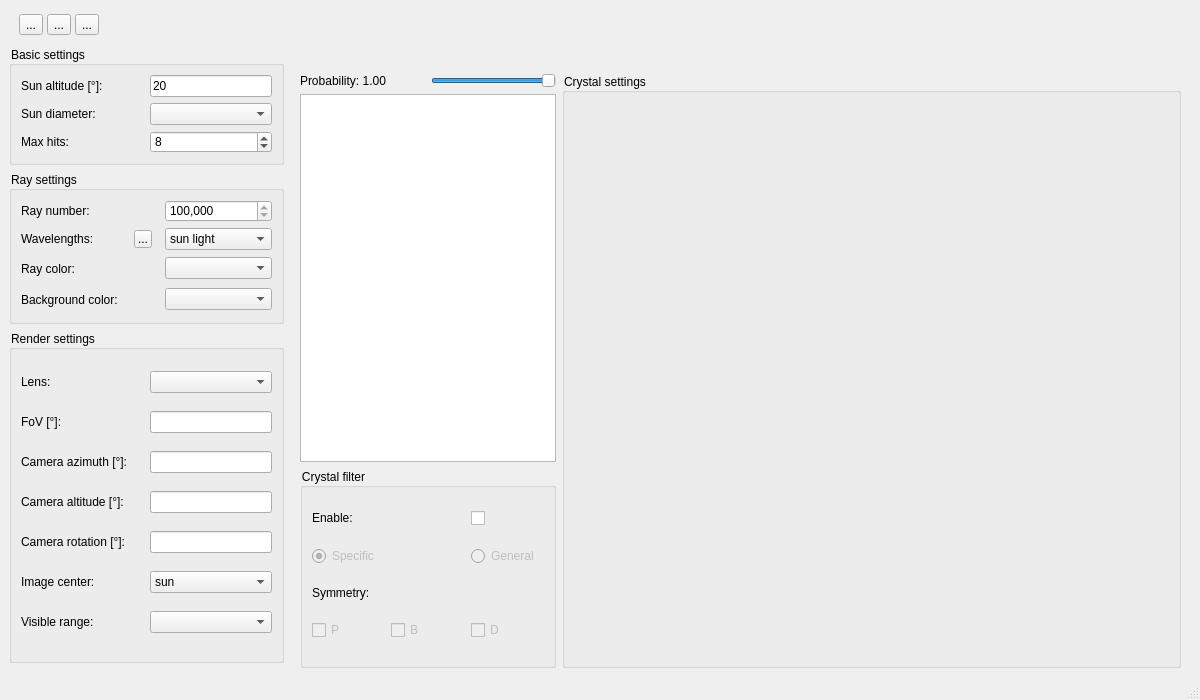
LoveDaisy/ice_halo_sim, file cpp/FastHalo/mainwindow.ui: the form before one commit.
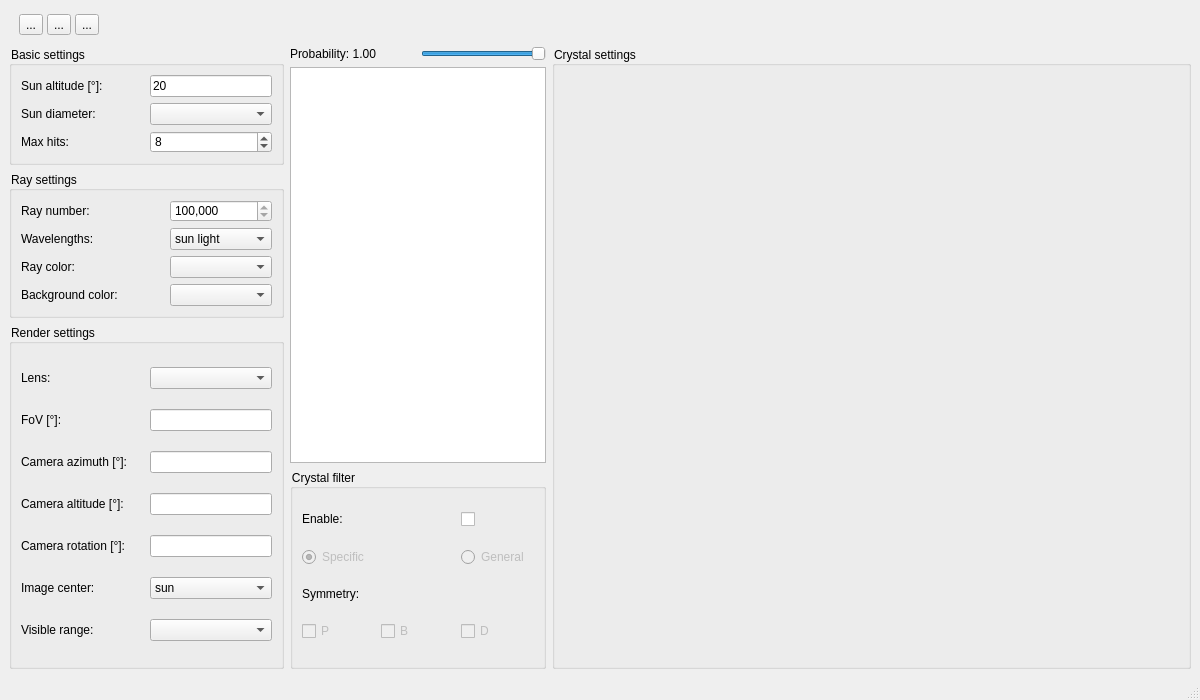
The form after the commit.

```diff
--- a/cpp/FastHalo/mainwindow.ui
+++ b/cpp/FastHalo/mainwindow.ui
@@ -28,269 +28,8 @@
 	margin: 9px, 4px, 9px, 4px;
 }</string>
    </property>
-   <layout class="QGridLayout" name="centralLayout">
-    <property name="verticalSpacing">
-     <number>6</number>
-    </property>
-    <item row="1" column="1" rowspan="4">
-     <widget class="QFrame" name="scatterSettingFrame">
-      <property name="sizePolicy">
-       <sizepolicy hsizetype="MinimumExpanding" vsizetype="Preferred">
-        <horstretch>0</horstretch>
-        <verstretch>0</verstretch>
-       </sizepolicy>
-      </property>
-      <property name="styleSheet">
-       <string notr="true">QFrame#scatterSettingFrame {
-	background-color: rgba(255, 255, 255, 0);
-	border-width: 0px;
-}</string>
-      </property>
-      <property name="frameShape">
-       <enum>QFrame::StyledPanel</enum>
-      </property>
-      <property name="frameShadow">
-       <enum>QFrame::Raised</enum>
-      </property>
-      <layout class="QGridLayout" name="scatterSettingLayout">
-       <property name="topMargin">
-        <number>0</number>
-       </property>
-       <property name="bottomMargin">
-        <number>0</number>
-       </property>
-       <item row="1" column="1">
-        <widget class="QSlider" name="scatterProbSlider">
-         <property name="sizePolicy">
-          <sizepolicy hsizetype="Minimum" vsizetype="Fixed">
-           <horstretch>0</horstretch>
-           <verstretch>0</verstretch>
-          </sizepolicy>
-         </property>
-         <property name="maximum">
-          <number>100</number>
-         </property>
-         <property name="value">
-          <number>100</number>
-         </property>
-         <property name="tracking">
-          <bool>true</bool>
-         </property>
-         <property name="orientation">
-          <enum>Qt::Horizontal</enum>
-         </property>
-         <property name="invertedAppearance">
-          <bool>false</bool>
-         </property>
-         <property name="invertedControls">
-          <bool>false</bool>
-         </property>
-        </widget>
-       </item>
-       <item row="2" column="0" colspan="2">
-        <widget class="QTableWidget" name="crystalTable">
-         <property name="sizePolicy">
-          <sizepolicy hsizetype="Minimum" vsizetype="Expanding">
-           <horstretch>0</horstretch>
-           <verstretch>0</verstretch>
-          </sizepolicy>
-         </property>
-         <property name="minimumSize">
-          <size>
-           <width>160</width>
-           <height>0</height>
-          </size>
-         </property>
-        </widget>
-       </item>
-       <item row="3" column="0" colspan="2" alignment="Qt::AlignTop">
-        <widget class="QGroupBox" name="filterSettingGroup">
-         <property name="sizePolicy">
-          <sizepolicy hsizetype="Minimum" vsizetype="Preferred">
-           <horstretch>0</horstretch>
-           <verstretch>0</verstretch>
-          </sizepolicy>
-         </property>
-         <property name="minimumSize">
-          <size>
-           <width>160</width>
-           <height>200</height>
-          </size>
-         </property>
-         <property name="title">
-          <string>Crystal filter</string>
-         </property>
-         <layout class="QGridLayout" name="filterSettingLayout">
-          <item row="0" column="0">
-           <widget class="QLabel" name="filterEnableLabel">
-            <property name="sizePolicy">
-             <sizepolicy hsizetype="Preferred" vsizetype="Fixed">
-              <horstretch>0</horstretch>
-              <verstretch>0</verstretch>
-             </sizepolicy>
-            </property>
-            <property name="text">
-             <string>Enable:</string>
-            </property>
-           </widget>
-          </item>
-          <item row="0" column="2">
-           <widget class="QCheckBox" name="filterEnableCheckBox">
-            <property name="text">
-             <string/>
-            </property>
-           </widget>
-          </item>
-          <item row="1" column="0" colspan="2">
-           <widget class="QRadioButton" name="specificRadioButton">
-            <property name="enabled">
-             <bool>false</bool>
-            </property>
-            <property name="text">
-             <string>Specific</string>
-            </property>
-            <property name="checked">
-             <bool>true</bool>
-            </property>
-           </widget>
-          </item>
-          <item row="1" column="2">
-           <widget class="QRadioButton" name="generalRadioButton">
-            <property name="enabled">
-             <bool>false</bool>
-            </property>
-            <property name="text">
-             <string>General</string>
-            </property>
-           </widget>
-          </item>
-          <item row="2" column="0" colspan="2">
-           <widget class="QLabel" name="symmetryLabel">
-            <property name="sizePolicy">
-             <sizepolicy hsizetype="Preferred" vsizetype="Fixed">
-              <horstretch>0</horstretch>
-              <verstretch>0</verstretch>
-             </sizepolicy>
-            </property>
-            <property name="text">
-             <string>Symmetry:</string>
-            </property>
-           </widget>
-          </item>
-          <item row="3" column="0">
-           <widget class="QCheckBox" name="symPCheckBox">
-            <property name="enabled">
-             <bool>false</bool>
-            </property>
-            <property name="text">
-             <string>P</string>
-            </property>
-           </widget>
-          </item>
-          <item row="3" column="1">
-           <widget class="QCheckBox" name="symBCheckBox">
-            <property name="enabled">
-             <bool>false</bool>
-            </property>
-            <property name="text">
-             <string>B</string>
-            </property>
-           </widget>
-          </item>
-          <item row="3" column="2">
-           <widget class="QCheckBox" name="symDCheckBox">
-            <property name="enabled">
-             <bool>false</bool>
-            </property>
-            <property name="text">
-             <string>D</string>
-            </property>
-           </widget>
-          </item>
-         </layout>
-        </widget>
-       </item>
-       <item row="1" column="2" rowspan="3">
-        <widget class="QGroupBox" name="crystalSettingGroup">
-         <property name="sizePolicy">
-          <sizepolicy hsizetype="Expanding" vsizetype="MinimumExpanding">
-           <horstretch>0</horstretch>
-           <verstretch>0</verstretch>
-          </sizepolicy>
-         </property>
-         <property name="minimumSize">
-          <size>
-           <width>500</width>
-           <height>0</height>
-          </size>
-         </property>
-         <property name="title">
-          <string>Crystal settings</string>
-         </property>
-        </widget>
-       </item>
-       <item row="1" column="0">
-        <widget class="QLabel" name="scatterProbLabel">
-         <property name="sizePolicy">
-          <sizepolicy hsizetype="Minimum" vsizetype="Preferred">
-           <horstretch>0</horstretch>
-           <verstretch>0</verstretch>
-          </sizepolicy>
-         </property>
-         <property name="minimumSize">
-          <size>
-           <width>90</width>
-           <height>0</height>
-          </size>
-         </property>
-         <property name="text">
-          <string>Probability: 1.00</string>
-         </property>
-        </widget>
-       </item>
-       <item row="0" column="0" colspan="3" alignment="Qt::AlignLeft">
-        <widget class="QFrame" name="scatterTabFrame">
-         <property name="sizePolicy">
-          <sizepolicy hsizetype="Minimum" vsizetype="Preferred">
-           <horstretch>0</horstretch>
-           <verstretch>0</verstretch>
-          </sizepolicy>
-         </property>
-         <property name="minimumSize">
-          <size>
-           <width>0</width>
-           <height>20</height>
-          </size>
-         </property>
-         <property name="frameShape">
-          <enum>QFrame::NoFrame</enum>
-         </property>
-         <property name="frameShadow">
-          <enum>QFrame::Raised</enum>
-         </property>
-         <layout class="QHBoxLayout" name="scatterTabLayout">
-          <property name="spacing">
-           <number>2</number>
-          </property>
-          <property name="leftMargin">
-           <number>4</number>
-          </property>
-          <property name="topMargin">
-           <number>2</number>
-          </property>
-          <property name="rightMargin">
-           <number>4</number>
-          </property>
-          <property name="bottomMargin">
-           <number>2</number>
-          </property>
-         </layout>
-        </widget>
-       </item>
-      </layout>
-     </widget>
-    </item>
-    <item row="0" column="0" colspan="2" alignment="Qt::AlignLeft">
+   <layout class="QGridLayout" name="gridLayout">
+    <item row="0" column="0" alignment="Qt::AlignLeft">
      <widget class="QFrame" name="toolbarFrame">
       <property name="sizePolicy">
        <sizepolicy hsizetype="Preferred" vsizetype="Fixed">
@@ -450,10 +189,10 @@
       </layout>
      </widget>
     </item>
-    <item row="1" column="0" alignment="Qt::AlignTop">
+    <item row="1" column="0" rowspan="2">
      <widget class="QGroupBox" name="basicSettingGroup">
       <property name="sizePolicy">
-       <sizepolicy hsizetype="Minimum" vsizetype="Preferred">
+       <sizepolicy hsizetype="Preferred" vsizetype="Preferred">
         <horstretch>0</horstretch>
         <verstretch>0</verstretch>
        </sizepolicy>
@@ -567,7 +306,89 @@
       </layout>
      </widget>
     </item>
-    <item row="2" column="0">
+    <item row="1" column="1">
+     <widget class="QLabel" name="scatterProbLabel">
+      <property name="sizePolicy">
+       <sizepolicy hsizetype="Minimum" vsizetype="Preferred">
+        <horstretch>0</horstretch>
+        <verstretch>0</verstretch>
+       </sizepolicy>
+      </property>
+      <property name="minimumSize">
+       <size>
+        <width>90</width>
+        <height>0</height>
+       </size>
+      </property>
+      <property name="text">
+       <string>Probability: 1.00</string>
+      </property>
+     </widget>
+    </item>
+    <item row="1" column="2">
+     <widget class="QSlider" name="scatterProbSlider">
+      <property name="sizePolicy">
+       <sizepolicy hsizetype="Minimum" vsizetype="Fixed">
+        <horstretch>0</horstretch>
+        <verstretch>0</verstretch>
+       </sizepolicy>
+      </property>
+      <property name="maximum">
+       <number>100</number>
+      </property>
+      <property name="value">
+       <number>100</number>
+      </property>
+      <property name="tracking">
+       <bool>true</bool>
+      </property>
+      <property name="orientation">
+       <enum>Qt::Horizontal</enum>
+      </property>
+      <property name="invertedAppearance">
+       <bool>false</bool>
+      </property>
+      <property name="invertedControls">
+       <bool>false</bool>
+      </property>
+     </widget>
+    </item>
+    <item row="1" column="3" rowspan="5">
+     <widget class="QGroupBox" name="crystalSettingGroup">
+      <property name="sizePolicy">
+       <sizepolicy hsizetype="Expanding" vsizetype="MinimumExpanding">
+        <horstretch>0</horstretch>
+        <verstretch>0</verstretch>
+       </sizepolicy>
+      </property>
+      <property name="minimumSize">
+       <size>
+        <width>500</width>
+        <height>0</height>
+       </size>
+      </property>
+      <property name="title">
+       <string>Crystal settings</string>
+      </property>
+     </widget>
+    </item>
+    <item row="2" column="1" rowspan="3" colspan="2">
+     <widget class="QTableWidget" name="crystalTable">
+      <property name="sizePolicy">
+       <sizepolicy hsizetype="Minimum" vsizetype="Expanding">
+        <horstretch>0</horstretch>
+        <verstretch>0</verstretch>
+       </sizepolicy>
+      </property>
+      <property name="minimumSize">
+       <size>
+        <width>160</width>
+        <height>0</height>
+       </size>
+      </property>
+     </widget>
+    </item>
+    <item row="3" column="0">
      <widget class="QGroupBox" name="raySettingGroup">
       <property name="sizePolicy">
        <sizepolicy hsizetype="Preferred" vsizetype="Preferred">
@@ -579,6 +400,9 @@
        <string>Ray settings</string>
       </property>
       <layout class="QGridLayout" name="raySettingLayout">
+       <item row="3" column="2">
+        <widget class="QComboBox" name="backgroundColorComboBox"/>
+       </item>
        <item row="0" column="2">
         <widget class="QSpinBox" name="rayNumberSpinBox">
          <property name="showGroupSeparator" stdset="0">
@@ -598,45 +422,6 @@
          </property>
         </widget>
        </item>
-       <item row="2" column="2">
-        <widget class="QComboBox" name="rayColorComboBox"/>
-       </item>
-       <item row="2" column="0">
-        <widget class="QLabel" name="rayColorLabel">
-         <property name="text">
-          <string>Ray color:</string>
-         </property>
-        </widget>
-       </item>
-       <item row="2" column="1">
-        <widget class="QLabel" name="rayColorResultLabel">
-         <property name="sizePolicy">
-          <sizepolicy hsizetype="Minimum" vsizetype="Minimum">
-           <horstretch>0</horstretch>
-           <verstretch>0</verstretch>
-          </sizepolicy>
-         </property>
-         <property name="minimumSize">
-          <size>
-           <width>25</width>
-           <height>25</height>
-          </size>
-         </property>
-         <property name="text">
-          <string/>
-         </property>
-        </widget>
-       </item>
-       <item row="0" column="0">
-        <widget class="QLabel" name="rayNumberLabel">
-         <property name="text">
-          <string>Ray number:</string>
-         </property>
-        </widget>
-       </item>
-       <item row="3" column="2">
-        <widget class="QComboBox" name="backgroundColorComboBox"/>
-       </item>
        <item row="3" column="0">
         <widget class="QLabel" name="backgroundColorLabel">
          <property name="text">
@@ -645,24 +430,88 @@
         </widget>
        </item>
        <item row="3" column="1">
-        <widget class="QLabel" name="backgroundColorResultLabel">
+        <widget class="QPushButton" name="backgroundResultButton">
+         <property name="enabled">
+          <bool>true</bool>
+         </property>
          <property name="sizePolicy">
-          <sizepolicy hsizetype="Minimum" vsizetype="Minimum">
+          <sizepolicy hsizetype="Minimum" vsizetype="Fixed">
            <horstretch>0</horstretch>
            <verstretch>0</verstretch>
           </sizepolicy>
          </property>
          <property name="minimumSize">
           <size>
-           <width>25</width>
-           <height>25</height>
+           <width>0</width>
+           <height>0</height>
           </size>
          </property>
+         <property name="maximumSize">
+          <size>
+           <width>40</width>
+           <height>18</height>
+          </size>
+         </property>
          <property name="text">
           <string/>
          </property>
+         <property name="flat">
+          <bool>true</bool>
+         </property>
         </widget>
        </item>
+       <item row="2" column="1">
+        <widget class="QPushButton" name="rayColorResultButton">
+         <property name="enabled">
+          <bool>true</bool>
+         </property>
+         <property name="maximumSize">
+          <size>
+           <width>40</width>
+           <height>18</height>
+          </size>
+         </property>
+         <property name="text">
+          <string/>
+         </property>
+         <property name="flat">
+          <bool>true</bool>
+         </property>
+        </widget>
+       </item>
+       <item row="0" column="0">
+        <widget class="QLabel" name="rayNumberLabel">
+         <property name="text">
+          <string>Ray number:</string>
+         </property>
+        </widget>
+       </item>
+       <item row="2" column="0">
+        <widget class="QLabel" name="rayColorLabel">
+         <property name="text">
+          <string>Ray color:</string>
+         </property>
+        </widget>
+       </item>
+       <item row="1" column="1">
+        <widget class="QPushButton" name="wavelengthResultButton">
+         <property name="maximumSize">
+          <size>
+           <width>40</width>
+           <height>18</height>
+          </size>
+         </property>
+         <property name="text">
+          <string/>
+         </property>
+         <property name="flat">
+          <bool>true</bool>
+         </property>
+        </widget>
+       </item>
+       <item row="2" column="2">
+        <widget class="QComboBox" name="rayColorComboBox"/>
+       </item>
        <item row="1" column="0">
         <widget class="QLabel" name="wavelengthLabel">
          <property name="text">
@@ -689,40 +538,15 @@
          </item>
         </widget>
        </item>
-       <item row="1" column="1">
-        <widget class="QToolButton" name="wavelengthConfigToolButton">
-         <property name="sizePolicy">
-          <sizepolicy hsizetype="Fixed" vsizetype="Fixed">
-           <horstretch>0</horstretch>
-           <verstretch>0</verstretch>
-          </sizepolicy>
-         </property>
-         <property name="minimumSize">
-          <size>
-           <width>0</width>
-           <height>0</height>
-          </size>
-         </property>
-         <property name="maximumSize">
-          <size>
-           <width>18</width>
-           <height>18</height>
-          </size>
-         </property>
-         <property name="text">
-          <string>...</string>
-         </property>
-        </widget>
-       </item>
       </layout>
      </widget>
     </item>
-    <item row="3" column="0">
+    <item row="4" column="0" rowspan="2">
      <widget class="QGroupBox" name="renderSettingGroup">
       <property name="sizePolicy">
        <sizepolicy hsizetype="Preferred" vsizetype="Expanding">
         <horstretch>0</horstretch>
-        <verstretch>0</verstretch>
+        <verstretch>1</verstretch>
        </sizepolicy>
       </property>
       <property name="title">
@@ -853,6 +677,152 @@
       </layout>
      </widget>
     </item>
+    <item row="5" column="1" colspan="2">
+     <widget class="QGroupBox" name="filterSettingGroup">
+      <property name="sizePolicy">
+       <sizepolicy hsizetype="Minimum" vsizetype="Preferred">
+        <horstretch>0</horstretch>
+        <verstretch>0</verstretch>
+       </sizepolicy>
+      </property>
+      <property name="minimumSize">
+       <size>
+        <width>160</width>
+        <height>200</height>
+       </size>
+      </property>
+      <property name="title">
+       <string>Crystal filter</string>
+      </property>
+      <layout class="QGridLayout" name="filterSettingLayout">
+       <item row="0" column="0">
+        <widget class="QLabel" name="filterEnableLabel">
+         <property name="sizePolicy">
+          <sizepolicy hsizetype="Preferred" vsizetype="Fixed">
+           <horstretch>0</horstretch>
+           <verstretch>0</verstretch>
+          </sizepolicy>
+         </property>
+         <property name="text">
+          <string>Enable:</string>
+         </property>
+        </widget>
+       </item>
+       <item row="0" column="2">
+        <widget class="QCheckBox" name="filterEnableCheckBox">
+         <property name="text">
+          <string/>
+         </property>
+        </widget>
+       </item>
+       <item row="1" column="0" colspan="2">
+        <widget class="QRadioButton" name="specificRadioButton">
+         <property name="enabled">
+          <bool>false</bool>
+         </property>
+         <property name="text">
+          <string>Specific</string>
+         </property>
+         <property name="checked">
+          <bool>true</bool>
+         </property>
+        </widget>
+       </item>
+       <item row="1" column="2">
+        <widget class="QRadioButton" name="generalRadioButton">
+         <property name="enabled">
+          <bool>false</bool>
+         </property>
+         <property name="text">
+          <string>General</string>
+         </property>
+        </widget>
+       </item>
+       <item row="2" column="0" colspan="2">
+        <widget class="QLabel" name="symmetryLabel">
+         <property name="sizePolicy">
+          <sizepolicy hsizetype="Preferred" vsizetype="Fixed">
+           <horstretch>0</horstretch>
+           <verstretch>0</verstretch>
+          </sizepolicy>
+         </property>
+         <property name="text">
+          <string>Symmetry:</string>
+         </property>
+        </widget>
+       </item>
+       <item row="3" column="0">
+        <widget class="QCheckBox" name="symPCheckBox">
+         <property name="enabled">
+          <bool>false</bool>
+         </property>
+         <property name="text">
+          <string>P</string>
+         </property>
+        </widget>
+       </item>
+       <item row="3" column="1">
+        <widget class="QCheckBox" name="symBCheckBox">
+         <property name="enabled">
+          <bool>false</bool>
+         </property>
+         <property name="text">
+          <string>B</string>
+         </property>
+        </widget>
+       </item>
+       <item row="3" column="2">
+        <widget class="QCheckBox" name="symDCheckBox">
+         <property name="enabled">
+          <bool>false</bool>
+         </property>
+         <property name="text">
+          <string>D</string>
+         </property>
+        </widget>
+       </item>
+      </layout>
+     </widget>
+    </item>
+    <item row="0" column="1" colspan="3" alignment="Qt::AlignLeft">
+     <widget class="QFrame" name="scatterTabFrame">
+      <property name="sizePolicy">
+       <sizepolicy hsizetype="MinimumExpanding" vsizetype="Fixed">
+        <horstretch>0</horstretch>
+        <verstretch>0</verstretch>
+       </sizepolicy>
+      </property>
+      <property name="minimumSize">
+       <size>
+        <width>20</width>
+        <height>20</height>
+       </size>
+      </property>
+      <property name="frameShape">
+       <enum>QFrame::NoFrame</enum>
+      </property>
+      <property name="frameShadow">
+       <enum>QFrame::Raised</enum>
+      </property>
+      <layout class="QHBoxLayout" name="scatterTabLayout">
+       <property name="spacing">
+        <number>2</number>
+       </property>
+       <property name="leftMargin">
+        <number>4</number>
+       </property>
+       <property name="topMargin">
+        <number>2</number>
+       </property>
+       <property name="rightMargin">
+        <number>4</number>
+       </property>
+       <property name="bottomMargin">
+        <number>2</number>
+       </property>
+      </layout>
+     </widget>
+    </item>
    </layout>
   </widget>
   <widget class="QMenuBar" name="menubar">
```
